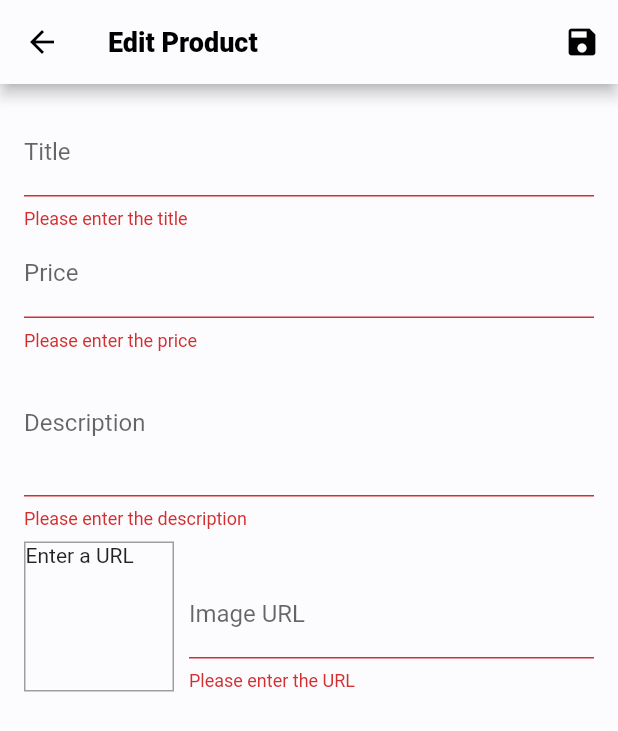
After one commit to Kurczaak/Electronics-Store-App, a Flutter app: the AddProductScreen screen opened by its route, after a tap on the "save" icon, on a phone screen of 412 x 824 dp. The commit adds this screen. Shown: the top 731 px of the screen. Run offline on Flutter 3.47's test engine with Material 2 defaults, Android fonts, the phone set to English and light mode, and no system bars; our stand-ins replace carousel_slider, font_awesome_flutter, image_picker, introduction_screen, shared_preferences, vibration; missing offline and left inert: flutter_absolute_path, multi_image_picker, qr_code_scanner; accounts and stored records are empty.

Commit message:
Form done. Added Basic API and adding items.

```diff
--- /dev/null
+++ b/lib/providers/models/http_exception.dart
@@ -0,0 +1,10 @@
+class HttpException implements Exception {
+  final String message;
+  HttpException(this.message);
+
+  @override
+  String toString() {
+    return message;
+    //return super.toString();
+  }
+}
--- /dev/null
+++ b/lib/providers/models/product.dart
@@ -0,0 +1,63 @@
+import 'package:flutter/foundation.dart';
+import 'dart:convert';
+import 'package:flutter/material.dart';
+
+enum Category { TV, AGD, Computers, Smartphones, RTV }
+
+class Product {
+  String id;
+  String title;
+  String description;
+  double price;
+  String imageUrl;
+  int rate;
+  Category category;
+  bool isFavorite;
+
+  Product({
+    @required this.id,
+    @required this.title,
+    @required this.description,
+    @required this.price,
+    @required this.imageUrl,
+    @required this.rate,
+    @required this.category,
+    this.isFavorite = false,
+  });
+
+  Product.fromProduct(Product another) {
+    this.id = another.id;
+    this.title = another.title;
+    this.description = another.description;
+    this.price = another.price;
+    this.imageUrl = another.imageUrl;
+    this.rate = another.rate;
+    this.category = another.category;
+    this.isFavorite = another.isFavorite;
+  }
+
+  Product.fromMap(Map<String, dynamic> map) {
+    this.id = map['id'];
+    this.title = map['title'];
+    this.description = map['description'];
+    this.price = map['price'];
+    this.imageUrl = map['imageUrl'];
+    this.rate = map['rate'];
+    this.category = map['category'];
+    this.isFavorite = map['isFavorite'];
+  }
+
+  String toJsonFormat() {
+    final Map<String, dynamic> mappedProduct = {
+      'id': this.id,
+      'title': this.title,
+      'description': this.description,
+      'price': this.price,
+      'imageUrl': this.imageUrl,
+      'rate': this.rate,
+      'category': this.category,
+      'isFavorite': this.isFavorite,
+    };
+    return json.encode(mappedProduct);
+  }
+}
--- /dev/null
+++ b/lib/providers/products.dart
@@ -0,0 +1,145 @@
+import 'dart:convert';
+import 'package:flutter/material.dart';
+import 'package:http/http.dart' as http;
+
+import './models/http_exception.dart';
+import './models/product.dart';
+
+class Products with ChangeNotifier {
+  List<Product> _items = [
+    Product(
+      id: 'p1',
+      title: 'Tv',
+      description: 'This is a dummy tv',
+      price: 1499.99,
+      imageUrl:
+          'https://www.mediaexpert.pl/media/cache/gallery/product/4/165/460/73/wrlazb74/images/19/1941067/Telewizor-PHILIPS-LED-58PUS7304-bok-lewy__1.jpg',
+      rate: 6,
+      category: Category.TV,
+    ),
+    Product(
+      id: 'p2',
+      title: 'Washing Machinge',
+      description: 'This is a dummy Washing Machinge',
+      price: 2499.99,
+      imageUrl:
+          'https://www.mediaexpert.pl/media/cache/gallery/product/2/557/679/115/iervzono/images/13/1386053/Pralka-BOSCH-WAN242MSPL-front.jpg',
+      rate: 5,
+      category: Category.AGD,
+    ),
+    Product(
+      id: 'p3',
+      title: 'Laptop',
+      description: 'This is a dummy laptop',
+      price: 1229.99,
+      imageUrl:
+          'https://www.mediaexpert.pl/media/cache/gallery/product/2/235/645/541/9xgbwdbd/images/24/2409742/Laptop-ACER-Nitro-5-front-prawy.jpg',
+      rate: 4,
+      category: Category.Computers,
+    ),
+    Product(
+      id: 'p1',
+      title: 'Smartphone',
+      description: 'This is a dummy smartphone',
+      price: 829.99,
+      imageUrl:
+          'https://www.mediaexpert.pl/media/cache/gallery/product/2/297/985/274/wakcffxl/images/24/2435102/Smartfon-SAMSUNG-Galaxy-SM-A315-A31-Czarny-Front-Plecki__1.jpg',
+      rate: 2,
+      category: Category.Smartphones,
+    ),
+  ];
+
+  List<Product> get items {
+    return [..._items];
+  }
+
+  List<Product> get favorites {
+    return _items.where((element) => element.isFavorite).toList();
+  }
+
+  Product findById(String id) {
+    return _items.firstWhere((element) => element.id == id);
+  }
+
+  Future<void> addProduct(Product product) async {
+    const url = 'https://ecommerce-app-project.firebaseio.com/products.json';
+
+    try {
+      final response = await http.post(
+        url,
+        body: product.toJsonFormat(),
+      );
+
+      final newProduct = Product.fromProduct(product);
+      newProduct.id = json.decode(response.body)['name'];
+
+      _items.add(newProduct);
+      notifyListeners();
+    } catch (error) {
+      print(error);
+      throw error;
+    }
+  }
+
+  Future<void> updateProduct(String id, Product newProduct) async {
+    final url = 'https://ecommerce-app-project.firebaseio.com/$id.json';
+    final prodIndx = _items.indexWhere((element) => element.id == id);
+
+    await http.patch(
+      url,
+      body: newProduct.toJsonFormat(),
+    );
+
+    if (prodIndx >= 0) {
+      _items[prodIndx] = newProduct;
+      notifyListeners();
+    }
+  }
+
+  Future<void> deleteProduct(String id) async {
+    final url = 'https://ecommerce-app-project.firebaseio.com/$id.json';
+    // index and product caching
+    final productToDeleteIndex =
+        _items.indexWhere((element) => element.id == id);
+    var productToDelete = _items[productToDeleteIndex];
+
+    // remove product locally
+    _items.removeWhere((element) => element.id == id);
+    notifyListeners();
+
+    // send a delete request
+    final response = await http.delete(url);
+    // error
+    if (response.statusCode >= 400) {
+      _items.insert(
+          productToDeleteIndex, productToDelete); // bring the item back
+      notifyListeners();
+      throw HttpException('Deleting failed:' + response.statusCode.toString());
+    }
+
+    productToDelete = null;
+  }
+
+  Future<void> fetchAndServeProducts() async {
+    const url = 'https://ecommerce-app-project.firebaseio.com/products.json';
+    try {
+      final response = await http.get(url);
+      final jsonBody = json.decode(response.body);
+      final data = jsonBody as Map<String, dynamic>;
+      if (data == null) return;
+
+      final List<Product> loadedProducts = [];
+      data.forEach(
+        (key, value) {
+          final newProd = Product.fromMap(value);
+          loadedProducts.add(newProd);
+        },
+      );
+      _items = loadedProducts;
+      notifyListeners();
+    } catch (error) {
+      print(error);
+      throw (error);
+    }
+  }
+}
--- /dev/null
+++ b/lib/screens/add_product.dart
@@ -0,0 +1,280 @@
+import 'package:flutter/material.dart';
+import 'package:provider/provider.dart';
+
+import '../providers/models/product.dart';
+import '../providers/products.dart';
+
+class AddProductScreen extends StatefulWidget {
+  static const routeName = '/edit-product';
+  @override
+  _AddProductScreenState createState() => _AddProductScreenState();
+}
+
+class _AddProductScreenState extends State<AddProductScreen> {
+  final _priceFocusNode = FocusNode();
+  final _descriptionFocusNode = FocusNode();
+  final _imageUrlController = TextEditingController();
+  final _imageUrlFocusNode = FocusNode();
+  final _form = GlobalKey<FormState>();
+  var _isLoading = false;
+
+  var _editedProduct = Product(
+      id: null,
+      title: '',
+      price: 0,
+      description: '',
+      imageUrl: '',
+      category: Category.TV,
+      rate: 0,
+      isFavorite: false);
+  Map<String, String> _initValues = {
+    'title': '',
+    'price': '',
+    'id': '',
+    'description': '',
+    'url': '',
+  };
+
+  var _initialized = false;
+
+  void _updateImageUrl() {
+    if (!_imageUrlFocusNode.hasFocus) {
+      setState(() {});
+    }
+  }
+
+  Future<void> _saveForm() async {
+    final isValid = _form.currentState.validate();
+    if (!isValid) {
+      return;
+    }
+    _form.currentState.save();
+    setState(() {
+      _isLoading = true;
+    });
+    if (_editedProduct.id != null) {
+      await Provider.of<Products>(context, listen: false)
+          .updateProduct(_editedProduct.id, _editedProduct);
+    } else {
+      try {
+        await Provider.of<Products>(context, listen: false)
+            .addProduct(_editedProduct);
+      } catch (error) {
+        await showDialog(
+          context: context,
+          builder: (ctx) => AlertDialog(
+            title: Text('An error occurred!'),
+            content: Text('Something went wrong.'),
+            actions: <Widget>[
+              FlatButton(
+                child: Text('Okay'),
+                onPressed: () {
+                  Navigator.of(ctx).pop();
+                },
+              )
+            ],
+          ),
+        );
+      }
+      // finally {
+      //   setState(() {
+      //     _isLoading = false;
+      //   });
+      //   Navigator.of(context).pop();
+      // }
+    }
+    setState(() {
+      _isLoading = false;
+    });
+    Navigator.of(context).pop();
+  }
+
+  @override
+  void initState() {
+    _imageUrlFocusNode.addListener(_updateImageUrl);
+    super.initState();
+  }
+
+  @override
+  void didChangeDependencies() {
+    if (!_initialized) {
+      final productId = ModalRoute.of(context).settings.arguments;
+      if (productId != null) {
+        _editedProduct = Provider.of<Products>(context).findById(productId);
+        _initValues = {
+          'title': _editedProduct.title,
+          'price': _editedProduct.price.toString(),
+          'id': _editedProduct.id,
+          'description': _editedProduct.description,
+          'url': _editedProduct.imageUrl,
+        };
+      }
+      _imageUrlController.text = _editedProduct.imageUrl;
+    }
+    _initialized = true;
+    super.didChangeDependencies();
+  }
+
+  @override
+  void dispose() {
+    _imageUrlFocusNode.removeListener(_updateImageUrl);
+    _priceFocusNode.dispose();
+    _descriptionFocusNode.dispose();
+    _imageUrlController.dispose();
+    _imageUrlFocusNode.dispose();
+    super.dispose();
+  }
+
+  @override
+  Widget build(BuildContext context) {
+    return Scaffold(
+      appBar: AppBar(
+        title: Text('Edit Product'),
+        actions: [
+          IconButton(
+            icon: Icon(Icons.save),
+            onPressed: _saveForm,
+          )
+        ],
+      ),
+      body: _isLoading
+          ? Center(child: CircularProgressIndicator())
+          : Padding(
+              padding: const EdgeInsets.all(16.0),
+              child: Form(
+                key: _form,
+                child: ListView(
+                  children: [
+                    TextFormField(
+                      initialValue: _initValues['title'],
+                      decoration: InputDecoration(
+                        labelText: 'Title',
+                      ),
+                      validator: (value) {
+                        if (value.isEmpty) return 'Please enter the title';
+                        return null;
+                      },
+                      textInputAction: TextInputAction.next,
+                      onFieldSubmitted: (_) {
+                        FocusScope.of(context).requestFocus(_priceFocusNode);
+                      },
+                      onSaved: (value) {
+                        _editedProduct = Product(
+                            title: value,
+                            description: _editedProduct.description,
+                            id: _editedProduct.id,
+                            imageUrl: _editedProduct.imageUrl,
+                            price: _editedProduct.price,
+                            isFavorite: _editedProduct.isFavorite,
+                            category: _editedProduct.category,
+                            rate: _editedProduct.rate);
+                      },
+                    ),
+                    TextFormField(
+                        initialValue: _initValues['price'],
+                        decoration: InputDecoration(
+                          labelText: 'Price',
+                        ),
+                        textInputAction: TextInputAction.next,
+                        validator: (value) {
+                          if (value.isEmpty)
+                            return 'Please enter the price';
+                          else if (!value
+                              .contains(new RegExp(r'^\d{0,8}(\.\d{1,4})?$')))
+                            return 'Please enter a valid price';
+                          else if (double.parse(value) < 0)
+                            return 'Please enter a number greater than zero';
+                          return null;
+                        },
+                        keyboardType: TextInputType.number,
+                        focusNode: _priceFocusNode,
+                        onFieldSubmitted: (_) {
+                          FocusScope.of(context)
+                              .requestFocus(_descriptionFocusNode);
+                        },
+                        onSaved: (value) {
+                          _editedProduct = Product(
+                              title: _editedProduct.title,
+                              description: _editedProduct.description,
+                              id: _editedProduct.id,
+                              imageUrl: _editedProduct.imageUrl,
+                              price: double.parse(value),
+                              isFavorite: _editedProduct.isFavorite,
+                              category: _editedProduct.category,
+                              rate: _editedProduct.rate);
+                        }),
+                    TextFormField(
+                        initialValue: _initValues['description'],
+                        decoration: InputDecoration(
+                          labelText: 'Description',
+                        ),
+                        validator: (value) {
+                          if (value.isEmpty)
+                            return 'Please enter the description';
+                          return null;
+                        },
+                        maxLines: 3,
+                        focusNode: _descriptionFocusNode,
+                        keyboardType: TextInputType.multiline,
+                        onSaved: (value) {
+                          _editedProduct = Product(
+                              title: _editedProduct.title,
+                              description: value,
+                              id: _editedProduct.id,
+                              imageUrl: _editedProduct.imageUrl,
+                              price: _editedProduct.price,
+                              isFavorite: _editedProduct.isFavorite,
+                              category: _editedProduct.category,
+                              rate: _editedProduct.rate);
+                        }),
+                    Row(
+                      crossAxisAlignment: CrossAxisAlignment.end,
+                      children: [
+                        Container(
+                          width: 100,
+                          height: 100,
+                          margin: EdgeInsets.only(top: 8, right: 10),
+                          decoration: BoxDecoration(
+                              border: Border.all(width: 1, color: Colors.grey)),
+                          child: _imageUrlController.text.isEmpty
+                              ? Text('Enter a URL')
+                              : FittedBox(
+                                  child: Image.network(_imageUrlController.text,
+                                      fit: BoxFit.cover),
+                                ),
+                        ),
+                        Expanded(
+                          child: TextFormField(
+                              validator: (value) {
+                                if (value.isEmpty)
+                                  return 'Please enter the URL';
+                                return null;
+                              },
+                              decoration:
+                                  InputDecoration(labelText: 'Image URL'),
+                              keyboardType: TextInputType.url,
+                              textInputAction: TextInputAction.done,
+                              controller: _imageUrlController,
+                              focusNode: _imageUrlFocusNode,
+                              onFieldSubmitted: (_) => _saveForm(),
+                              onSaved: (value) {
+                                _editedProduct = Product(
+                                    title: _editedProduct.title,
+                                    description: _editedProduct.description,
+                                    id: _editedProduct.id,
+                                    imageUrl: value,
+                                    price: _editedProduct.price,
+                                    isFavorite: _editedProduct.isFavorite,
+                                    category: _editedProduct.category,
+                                    rate: _editedProduct.rate);
+                              }),
+                        ),
+                      ],
+                    ),
+                  ],
+                ),
+              ),
+            ),
+    );
+  }
+}
--- a/lib/screens/refund_form.dart
+++ b/lib/screens/refund_form.dart
@@ -114,6 +114,7 @@ class _RefundFormState extends State<RefundForm> {
           title: Text('Wypełnij formularz zwrotu'),
         ),
         body: Column(
+          mainAxisSize: MainAxisSize.min,
           crossAxisAlignment: CrossAxisAlignment.stretch,
           children: <Widget>[
             Expanded(
@@ -128,6 +129,8 @@ class _RefundFormState extends State<RefundForm> {
                       FlatButton(
                         child: Text('Tak'),
                         onPressed: () {
+                          _saveForm();
+
                           Navigator.of(ctx).pop();
                           Navigator.of(ctx).pop();
                         },
```
Also changed, not shown: lib/main.dart (+7 -0 lines), lib/providers/auth.dart (added, +44 -0 lines), lib/screens/favorite_screen.dart (+37 -16 lines), lib/screens/home.dart (+14 -8 lines), lib/screens/offer_screen.dart (added, +64 -0 lines).
